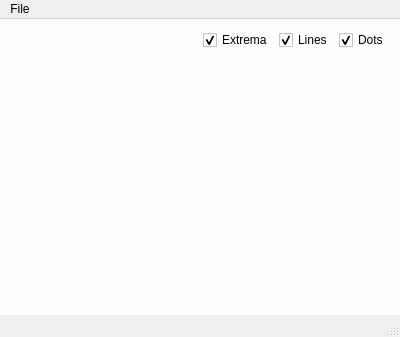
jarnoharno/wavetag, file mainwindow.ui: the form before one commit.
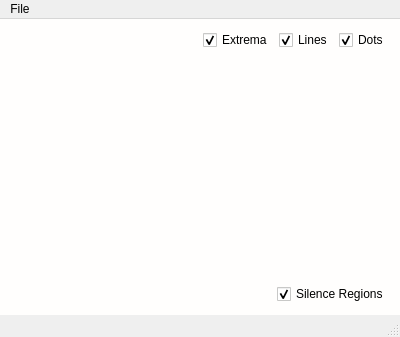
The form after the commit. Custom widgets are drawn as their Qt base class.

```diff
--- a/mainwindow.ui
+++ b/mainwindow.ui
@@ -83,7 +83,7 @@
    </property>
    <layout class="QVBoxLayout" name="verticalLayout" stretch="0">
     <item>
-     <layout class="QVBoxLayout" name="vertical" stretch="0,0">
+     <layout class="QVBoxLayout" name="vertical" stretch="0,0,0">
       <item>
        <layout class="QHBoxLayout" name="horizontal">
         <item>
@@ -144,6 +144,33 @@
         </property>
        </spacer>
       </item>
+      <item>
+       <layout class="QHBoxLayout" name="horizontal_2">
+        <item>
+         <spacer name="horizontalSpacer_2">
+          <property name="orientation">
+           <enum>Qt::Horizontal</enum>
+          </property>
+          <property name="sizeHint" stdset="0">
+           <size>
+            <width>40</width>
+            <height>20</height>
+           </size>
+          </property>
+         </spacer>
+        </item>
+        <item>
+         <widget class="QCheckBox" name="silenceRegions">
+          <property name="text">
+           <string>Silence Regions</string>
+          </property>
+          <property name="checked">
+           <bool>true</bool>
+          </property>
+         </widget>
+        </item>
+       </layout>
+      </item>
      </layout>
     </item>
    </layout>
```
